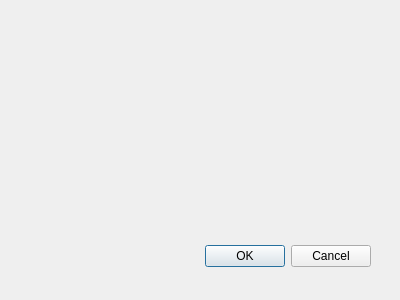
Before: the Qt Designer form impl/cpp/multitalk/connectdialog.ui in mswiders1/multitalk, drawn with Qt 5.
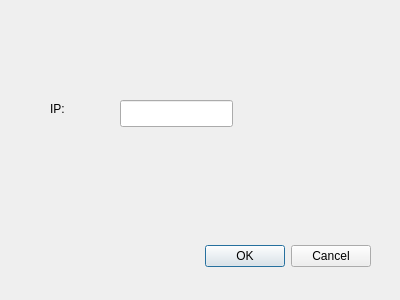
After: the same form once the commit is applied.

Commit message: implementacja odbierania i wysylania broadcast + gui

What changed in the file:
```diff
--- a/impl/cpp/multitalk/connectdialog.ui
+++ b/impl/cpp/multitalk/connectdialog.ui
@@ -29,6 +29,29 @@
     <set>QDialogButtonBox::Cancel|QDialogButtonBox::Ok</set>
    </property>
   </widget>
+  <widget class="QLineEdit" name="lineEdit">
+   <property name="geometry">
+    <rect>
+     <x>120</x>
+     <y>100</y>
+     <width>113</width>
+     <height>27</height>
+    </rect>
+   </property>
+  </widget>
+  <widget class="QLabel" name="label">
+   <property name="geometry">
+    <rect>
+     <x>50</x>
+     <y>100</y>
+     <width>67</width>
+     <height>17</height>
+    </rect>
+   </property>
+   <property name="text">
+    <string>IP:</string>
+   </property>
+  </widget>
  </widget>
  <resources/>
  <connections>
```
The commit also changes 5 other files.
